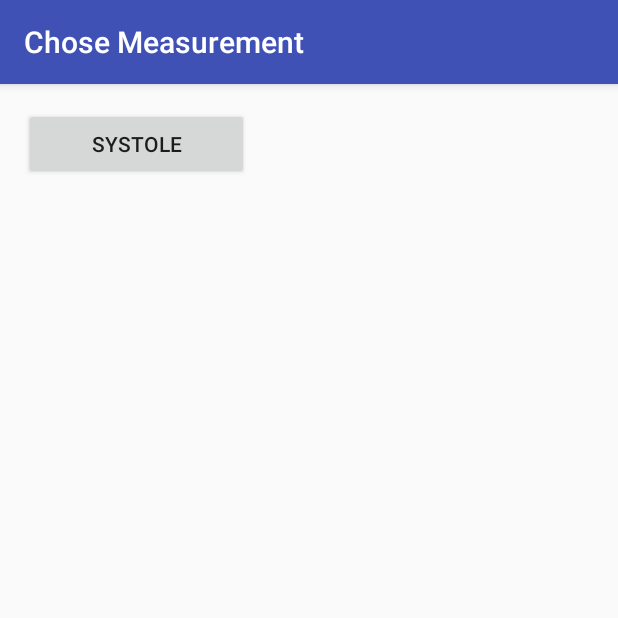
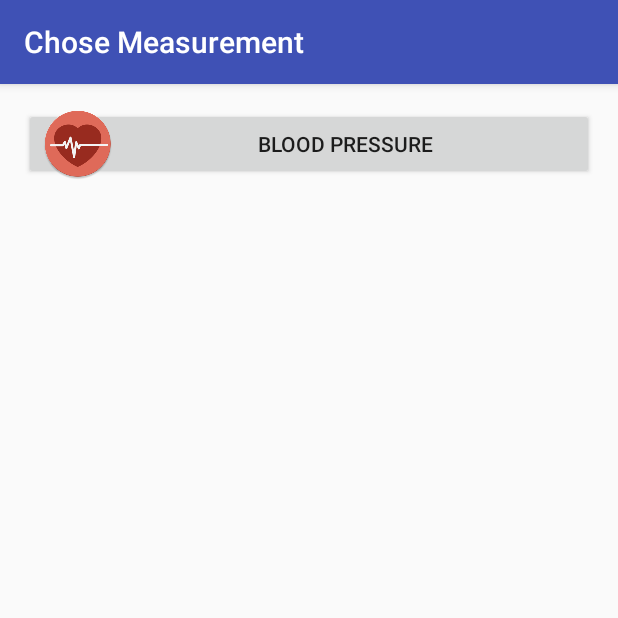
Before and after one commit to jzt-Tesla/BloodPressureDiary, an Android app: the screen it shows after launch (AddDataItemChoser), in the options menu, after a tap on "Add", on a phone screen of 412 x 824 dp, the top half of it. Run offline under Robolectric (Android 15) with nearby library versions, the phone set to English and light mode, and no system bars.

Commit message:
continued with some UI design

```diff
--- a/app/build.gradle
+++ b/app/build.gradle
@@ -6,7 +6,7 @@
 
     defaultConfig {
         applicationId "de.asteromania.groehl.bloodpressurediary"
-        minSdkVersion 10
+        minSdkVersion 11
         targetSdkVersion 24
         versionCode 1
         versionName "1.0"
--- a/app/src/main/java/de/asteromania/groehl/bloodpressurediary/domain/DataItemType.java
+++ b/app/src/main/java/de/asteromania/groehl/bloodpressurediary/domain/DataItemType.java
@@ -15,17 +15,17 @@
     DataItemType(int text, int contentView)
     {
         this.text = text;
-        this.contentView = contentView;
+        this.addItemView = contentView;
     }
 
     int text;
-    int contentView;
+    int addItemView;
 
     public int getText() {
         return text;
     }
 
-    public int getContentView() {
-        return contentView;
+    public int getAddItemView() {
+        return addItemView;
     }
 }
--- a/app/src/main/java/de/asteromania/groehl/bloodpressurediary/layout/DataItemListAdapter.java
+++ b/app/src/main/java/de/asteromania/groehl/bloodpressurediary/layout/DataItemListAdapter.java
@@ -22,6 +22,7 @@
 import de.asteromania.groehl.bloodpressurediary.views.AddDataItem;
 import de.asteromania.groehl.bloodpressurediary.views.AddDataItemChoser;
 import de.asteromania.groehl.bloodpressurediary.views.InfoActivity;
+import de.asteromania.groehl.bloodpressurediary.views.ShowProgressionActivity;
 
 /**
  * Created by jgroehl on 18.09.16.
@@ -62,7 +63,7 @@
     }
 
     @Override
-    public View getView(final int position, View convertView, ViewGroup parent) {
+    public View getView(final int position, final View convertView, ViewGroup parent) {
         Log.i(TAG, "Called getView");
         View rowView;
         rowView = inflater.inflate(R.layout.layout_data_item, null);
@@ -87,7 +88,9 @@
         rowView.setOnClickListener(new View.OnClickListener() {
             @Override
             public void onClick(View v) {
-                context.startActivity(new Intent(context, AddDataItemChoser.class));
+                Intent intent = new Intent(context, ShowProgressionActivity.class);
+                intent.putExtra(ShowProgressionActivity.EXTRA, dataItems.get(position).getDataItemType().toString());
+                context.startActivity(intent);
             }
         });
         return rowView;
--- a/app/src/main/java/de/asteromania/groehl/bloodpressurediary/views/AddDataItemChoser.java
+++ b/app/src/main/java/de/asteromania/groehl/bloodpressurediary/views/AddDataItemChoser.java
@@ -1,11 +1,13 @@
 package de.asteromania.groehl.bloodpressurediary.views;
 
+import android.content.Intent;
 import android.support.v7.app.AppCompatActivity;
 import android.os.Bundle;
 import android.util.TypedValue;
 import android.view.Gravity;
+import android.view.View;
 import android.widget.Button;
-import android.widget.RelativeLayout;
+import android.widget.LinearLayout;
 
 import de.asteromania.groehl.bloodpressurediary.R;
 import de.asteromania.groehl.bloodpressurediary.database.UserDataAccess;
@@ -21,23 +23,42 @@
         super.onCreate(savedInstanceState);
         setContentView(R.layout.activity_add_data_item_choser);
 
-        RelativeLayout view = (RelativeLayout) findViewById(R.id.relative_layout_data_item_choser);
+        LinearLayout view = (LinearLayout) findViewById(R.id.relative_layout_data_item_choser);
 
         for(DataItemType type : userDataAccess.getTrackedValues())
         {
+            if(type == DataItemType.DIASTOLE)
+                continue;
+
             addButton(view, type);
         }
 
     }
 
-    private void addButton(RelativeLayout view, DataItemType type) {
+    private void addButton(LinearLayout view, final DataItemType type) {
         Button button = new Button(this);
         int width = (int) TypedValue.applyDimension(TypedValue.COMPLEX_UNIT_SP, 150, getResources().getDisplayMetrics());
         int height = (int) TypedValue.applyDimension(TypedValue.COMPLEX_UNIT_SP, 48, getResources().getDisplayMetrics());
         button.setGravity(Gravity.CENTER);
         button.setWidth(width);
         button.setHeight(height);
-        button.setText(type.getText());
+        button.setCompoundDrawablesWithIntrinsicBounds(R.mipmap.ic_launcher, 0, 0, 0);
+        button.setMaxWidth(width);
+
+        if(type == DataItemType.SYSTOLE)
+            button.setText(R.string.dataTypeBloodPressure);
+        else
+            button.setText(type.getText());
+
+        button.setOnClickListener(new View.OnClickListener() {
+            @Override
+            public void onClick(View view) {
+                Intent intent = new Intent(AddDataItemChoser.this, AddDataItem.class);
+                intent.putExtra(AddDataItem.EXTRA, type.toString());
+                startActivity(intent);
+                finish();
+            }
+        });
         view.addView(button);
     }
 }
--- a/app/src/main/java/de/asteromania/groehl/bloodpressurediary/views/LaunchActivity.java
+++ b/app/src/main/java/de/asteromania/groehl/bloodpressurediary/views/LaunchActivity.java
@@ -29,11 +29,7 @@
             Log.i(TAG, "Starting welcome screen.");
             startActivity(new Intent(this, WelcomeScreen.class));
         }
-    }
 
-    @Override
-    protected void onResume() {
-        super.onResume();
         finish();
     }
 }
--- a/app/src/main/java/de/asteromania/groehl/bloodpressurediary/views/ShowProgressionActivity.java
+++ b/app/src/main/java/de/asteromania/groehl/bloodpressurediary/views/ShowProgressionActivity.java
@@ -7,6 +7,8 @@
 
 public class ShowProgressionActivity extends AppCompatActivity {
 
+    public static final String EXTRA = "de.asteromania.groehl.bloodpressurediary.ShowProgressionActivity.EXTRA";
+
     @Override
     protected void onCreate(Bundle savedInstanceState) {
         super.onCreate(savedInstanceState);
--- a/app/src/main/res/layout/activity_add_data_item_choser.xml
+++ b/app/src/main/res/layout/activity_add_data_item_choser.xml
@@ -1,5 +1,6 @@
 <?xml version="1.0" encoding="utf-8"?>
-<RelativeLayout xmlns:android="http://schemas.android.com/apk/res/android"
+<LinearLayout xmlns:android="http://schemas.android.com/apk/res/android"
+    android:orientation="vertical"
     xmlns:tools="http://schemas.android.com/tools"
     android:id="@+id/relative_layout_data_item_choser"
     android:layout_width="match_parent"
@@ -10,4 +11,4 @@
     android:paddingTop="@dimen/activity_vertical_margin"
     tools:context="de.asteromania.groehl.bloodpressurediary.views.AddDataItemChoser">
 
-</RelativeLayout>
+</LinearLayout>
--- a/app/src/main/res/layout/layout_data_item.xml
+++ b/app/src/main/res/layout/layout_data_item.xml
@@ -21,7 +21,7 @@
         android:layout_gravity="center"
         android:layout_width="80sp"
         android:layout_height="wrap_content"
-        android:textSize="25sp"
+        android:textSize="24sp"
         android:textStyle="bold"
         android:textAlignment="center"
         android:text="@string/oops"
--- a/app/src/main/res/values/strings.xml
+++ b/app/src/main/res/values/strings.xml
@@ -18,4 +18,7 @@
     <string name="activity_export">Export</string>
     <string name="activity_progression">Overview</string>
     <string name="activity_data_item_choser">Chose Measurement</string>
+    <string name="dataTypeBloodPressure">Blood Pressure</string>
+    <string name="date_and_time">Time and Date</string>
+    <string name="dot">.</string>
 </resources>
```
Also changed, not shown: app/src/main/java/de/asteromania/groehl/bloodpressurediary/views/AddDataItem.java (+49 -4 lines), app/src/main/res/layout/activity_add_data_item.xml (+44 -2 lines), app/src/main/res/layout/text_edit_title.xml (added, +9 -0 lines), app/src/main/res/layout/time_and_date.xml (added, +31 -0 lines).
